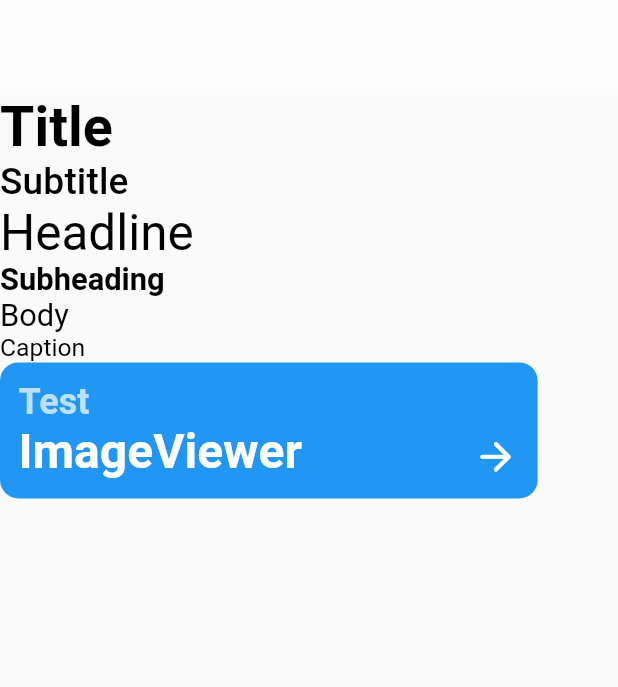
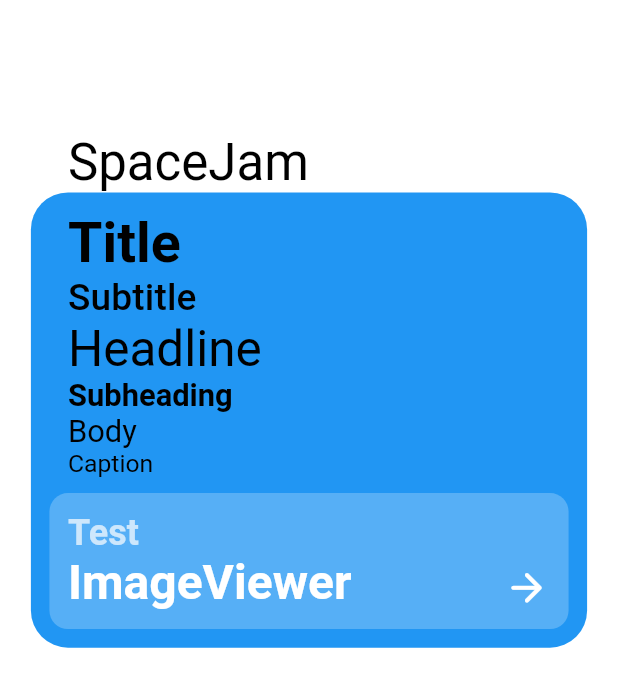
Before and after one commit to MonkeConsulting/SpaceJam, a Flutter app: the screen it shows after launch, on a phone screen of 412 x 824 dp. Shown: the top 687 px of the screen. Run offline on Flutter 3.47's test engine with Material 2 defaults, Android fonts, the phone set to English and light mode, and no system bars; drawn by our look-alikes of auto_size_text.

Commit message:
fixed bugs
- now can use the appbar without animation
- added backgroundColor to ContentBox
- renamed background to pathToBackground in ContentBox

```diff
--- a/example/lib/main.dart
+++ b/example/lib/main.dart
@@ -55,36 +55,65 @@ class Example extends StatelessWidget {
             ),
           ),
         ),
-    home:HomePage(),
+        home: const HomePage(),
       );
 }
 
 /// Stateful part of the widget.
 class HomePage extends StatefulWidget {
   /// Constructor
-  HomePage({Key? key}) : super(key: key);
+  const HomePage({Key? key}) : super(key: key);
 
   @override
   HomePageState createState() => HomePageState();
 }
 
+/// Stateful part of the Widget.
 class HomePageState extends State<HomePage> {
   final ScrollController _controller = ScrollController();
 
   @override
   Widget build(BuildContext context) => Scaffold(
-        body: GestureDetector(
-          onVerticalDragUpdate: (_) {setState((){});},
+        backgroundColor: Colors.white,
+        body: Stack(
+          children: <Widget>[
+            NotificationListener<ScrollNotification>(
+              onNotification: (ScrollNotification notification) {
+                if (notification is ScrollStartNotification ||
+                    notification is ScrollUpdateNotification) {
+                  setState(() {});
+                }
+                return true;
+              },
               child: SingleChildScrollView(
                 controller: _controller,
-            child: Center(
                 child: Column(
                   crossAxisAlignment: CrossAxisAlignment.start,
                   children: <Widget>[
-                  Appbar(
-                    title: "SpaceJam Example",
-                    controller: _controller,
+                    const Opacity(
+                      opacity: 0,
+                      child: Appbar(
+                        title: "SpaceJam",
                       ),
+                    ),
+                    ContentBox(
+                      title: "SpaceJam",
+                      backgroundColor: Colors.blue,
+                      children: <Widget>[
+                        Padding(
+                          padding: EdgeInsets.only(
+                            left: (MediaQuery.of(context).size.width +
+                                MediaQuery.of(context).size.height) /
+                                2 *
+                                .02,
+                            right: (MediaQuery.of(context).size.width +
+                                MediaQuery.of(context).size.height) /
+                                2 *
+                                .02,
+                          ),
+                          child: Column(
+                          crossAxisAlignment: CrossAxisAlignment.start,
+                          children: <Widget>[
                             Text(
                               "Title",
                               style: SpaceJamTextStyles.title(context),
@@ -115,12 +144,15 @@ class HomePageState extends State<HomePage> {
                                 color: Colors.black,
                               ),
                             ),
+                          ],
+                        ),),
+                        const SizedBox(height: 10,),
                         Button(
                           valueFontSize: 32,
                           titleFontSize: 24,
                           title: "Test",
                           value: "ImageViewer",
-                    background: Colors.blue,
+                          background: Colors.white24,
                           action: () {
                             Navigator.push(
                               context,
@@ -137,13 +169,20 @@ class HomePageState extends State<HomePage> {
                             );
                           },
                         ),
+                      ],
+                    ),
                     const SizedBox(
-                    height: 10000,
+                      height: 1000,
                     )
                   ],
                 ),
               ),
             ),
+            Appbar(
+              title: "SpaceJam",
+              controller: _controller,
+            ),
+          ],
         ),
       );
 }
--- a/lib/src/appbar/appbar.dart
+++ b/lib/src/appbar/appbar.dart
@@ -46,10 +46,9 @@ class AppbarState extends State<Appbar> {
   /// Double to store the widgets size.
   double widgetSize = 0;
 
+  /// Returns the opacity of the appbar
   double appbarOpacity({required double offset, required double size}) {
-    if (offset > size * 0.3) {
-      return 0;
-    } else if (offset < size * 1.6) {
+    if (offset > size * .7) {
       return 1;
     } else {
       return 0;
@@ -70,7 +69,7 @@ class AppbarState extends State<Appbar> {
     }
 
     return Stack(
-      children: [
+      children: <Widget>[
         Container(
           alignment: Alignment.topLeft,
           child: SizeProviderWidget(
@@ -120,7 +119,7 @@ class AppbarState extends State<Appbar> {
                                   mainAxisSize: MainAxisSize.min,
                                   crossAxisAlignment: CrossAxisAlignment.start,
                                   children: <Widget>[
-                                    AnimatedOpacity(
+                                    widget.controller != null ? AnimatedOpacity(
                                       opacity: appbarOpacity(
                                         offset: widget.controller!.offset,
                                         size: widgetSize,
@@ -132,6 +131,10 @@ class AppbarState extends State<Appbar> {
                                         style:
                                             SpaceJamTextStyles.title(context),
                                       ),
+                                    ) : Text(
+                                      widget.title,
+                                      style:
+                                      SpaceJamTextStyles.title(context),
                                     ),
                                     subtitleWidget(),
                                   ],
--- a/lib/src/contentbox/content_box.dart
+++ b/lib/src/contentbox/content_box.dart
@@ -7,7 +7,8 @@ class ContentBox extends StatelessWidget {
   /// Constructor
   const ContentBox({
     required this.title,
-    required this.background,
+    this.pathToBackground,
+    this.backgroundColor,
     this.child,
     this.children,
     Key? key,
@@ -16,8 +17,11 @@ class ContentBox extends StatelessWidget {
   /// Title displayed at the top.
   final String title;
 
-  /// Path to the background
-  final String background;
+  /// Path to the background.
+  final String? pathToBackground;
+
+  /// Background color.
+  final Color? backgroundColor;
 
   /// Child of the widget.
   final Widget? child;
@@ -68,10 +72,11 @@ class ContentBox extends StatelessWidget {
                 ),
                 child: Container(
                   decoration: BoxDecoration(
-                    image: DecorationImage(
-                      image: AssetImage(background),
+                    color: backgroundColor,
+                    image: pathToBackground != null ? DecorationImage(
+                      image: AssetImage(pathToBackground!),
                       fit: BoxFit.cover,
-                    ),
+                    ): null,
                     borderRadius: BorderRadius.all(
                       Radius.circular(
                         (MediaQuery.of(context).size.width +
```
Lines whose indentation alone changed are shown as unchanged.
